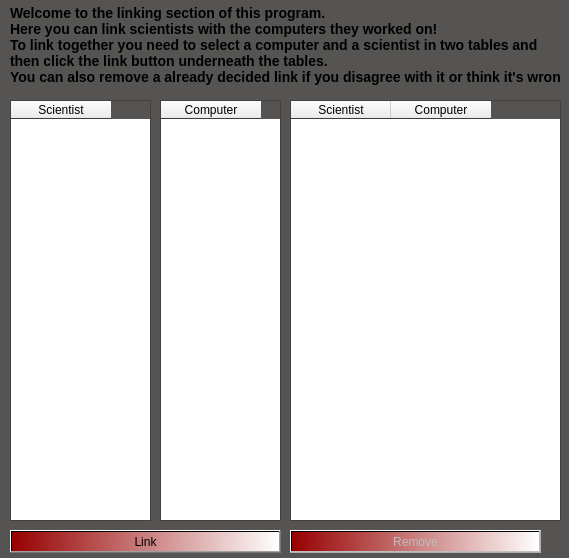
trunti/verklegtn-m, file EndurvinnslustöðATeam/Skil3/Ui/linktogether.ui: the form before one commit.
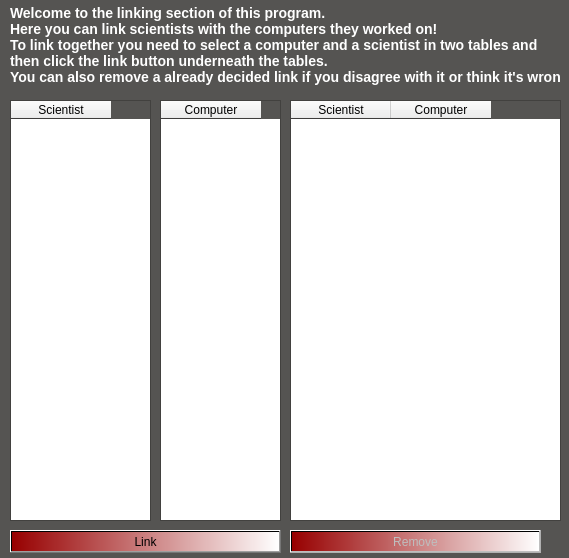
The form after the commit. Icons and pictures are not drawn.

Patch:
```diff
--- a/EndurvinnslustöðATeam/Skil3/Ui/linktogether.ui
+++ b/EndurvinnslustöðATeam/Skil3/Ui/linktogether.ui
@@ -177,6 +177,9 @@
      <height>91</height>
     </rect>
    </property>
+   <property name="styleSheet">
+    <string notr="true">color: rgb(255, 255, 255);</string>
+   </property>
    <property name="text">
     <string>&lt;html&gt;&lt;head/&gt;&lt;body&gt;&lt;p&gt;&lt;span style=&quot; font-size:large; font-weight:600;&quot;&gt;Welcome to the linking section of this program.&lt;br/&gt;Here you can link scientists with the computers they worked on! &lt;br/&gt;To link together you need to select a computer and a scientist in two tables and &lt;br/&gt;then click the link button underneath the tables.&lt;br/&gt;You can also remove a already decided link if you disagree with it or think it's wrong.&lt;/span&gt;&lt;/p&gt;&lt;/body&gt;&lt;/html&gt;</string>
    </property>
```
